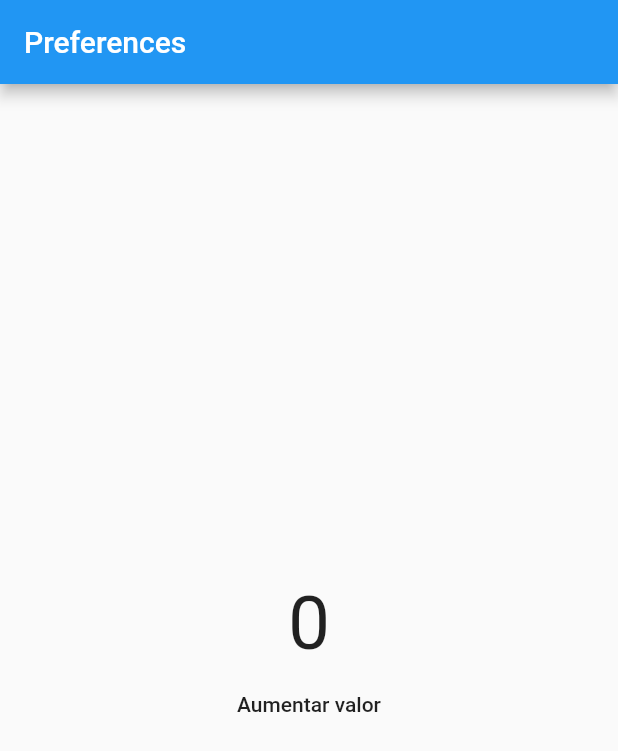
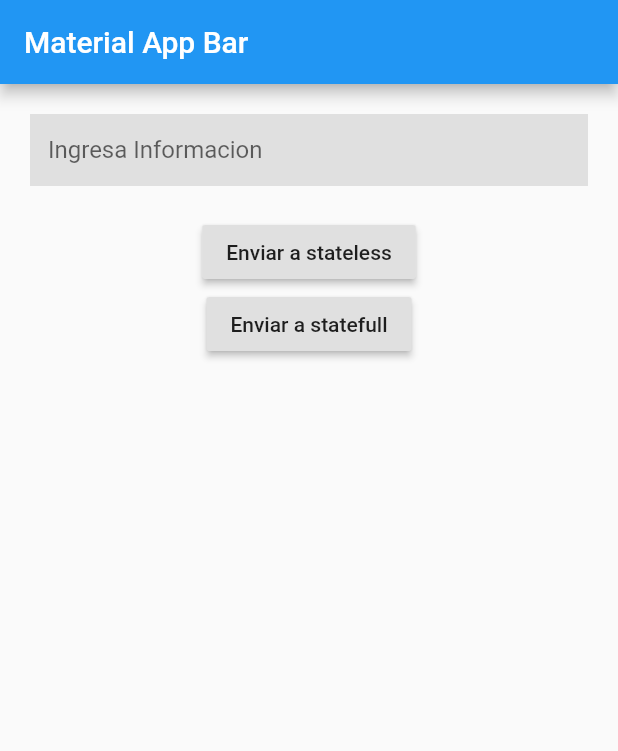
Before and after one commit to jorgepaz96/flutter-prueba, a Flutter app: the screen it shows after launch, on a phone screen of 412 x 824 dp. Shown: the top 751 px of the screen. Run offline on Flutter 3.47's test engine with Material 2 defaults, Android fonts, the phone set to English and light mode, and no system bars.

Commit message:
Enviar parametros

```diff
--- a/lib/main.dart
+++ b/lib/main.dart
@@ -1,53 +1,68 @@
 import 'package:flutter/material.dart';
-import 'package:shared_preferences/shared_preferences.dart';
+import 'package:flutter_application_1/pages/pageStatefull.dart';
+import 'package:flutter_application_1/pages/pageStateless.dart';
 
 void main() => runApp(MyApp());
 
-class MyApp extends StatefulWidget {
-  @override
-  _MyAppState createState() => _MyAppState();
-}
-
-class _MyAppState extends State<MyApp> {
-  int value = 0;
-  _changeValue()async{
-    SharedPreferences prefs = await SharedPreferences.getInstance();
-    setState(() {
-      value = value + 1;
-      prefs.setInt("value", value);
-    });
-  }
-  @override
-  void initState() {
-    super.initState();
-    _cargarPreferencias();
-  }
-  _cargarPreferencias()async{
-    SharedPreferences prefs = await SharedPreferences.getInstance();
-    setState(() {
-      value = prefs.getInt("value") ?? 0;
-    });
-  }
+class MyApp extends StatelessWidget {
   @override
   Widget build(BuildContext context) {
     return MaterialApp(
-      debugShowCheckedModeBanner: false,
       title: 'Material App',
-      home: Scaffold(
-        appBar: AppBar(
-          title: Text('Preferences'),
-        ),
-        body: Center(
-          child: Column(
-            mainAxisAlignment: MainAxisAlignment.center,
-            children: [
-              Container(
-                child: Text(value.toString(), style: TextStyle(fontSize: 50),),
+      home: Home(),
+    );
+  }
+}
+
+class Home extends StatelessWidget {
+  const Home({
+    Key key,
+  }) : super(key: key);
+
+  @override
+  Widget build(BuildContext context) {
+    TextEditingController _textController = TextEditingController(text: "");
+    return Scaffold(
+      appBar: AppBar(
+        title: Text('Material App Bar'),
+      ),
+      body: Column(
+        children: [
+          Container(
+            padding: EdgeInsets.all(20),
+            child: TextField(
+              controller: _textController,
+              decoration: InputDecoration(
+                border: InputBorder.none,
+                fillColor: Colors.grey[300],
+                filled: true,
+                hintText: "Ingresa Informacion"
               ),
-              FlatButton(onPressed: _changeValue, child: Text("Aumentar valor"))
-            ],
+            )
           ),
-        ),
+          RaisedButton(
+            onPressed: (){
+              // print(_textController.text);
+              Navigator.push(
+                context, MaterialPageRoute(
+                builder: (builder) => PageStateless(_textController.text)
+                )
+              );
+            },
+            child: Text("Enviar a stateless"),
+          ),
+          RaisedButton(
+            onPressed: (){
+              // print(_textController.text);
+              Navigator.push(
+                context, MaterialPageRoute(
+                builder: (builder) => PageStatefull(_textController.text)
+                )
+              );
+            },
+            child: Text("Enviar a statefull"),
+          )
+        ],
       ),
     );
   }
```
Also changed, not shown: lib/pages/pageStatefull.dart (added, +21 -0 lines), lib/pages/pageStateless.dart (added, +18 -0 lines).
